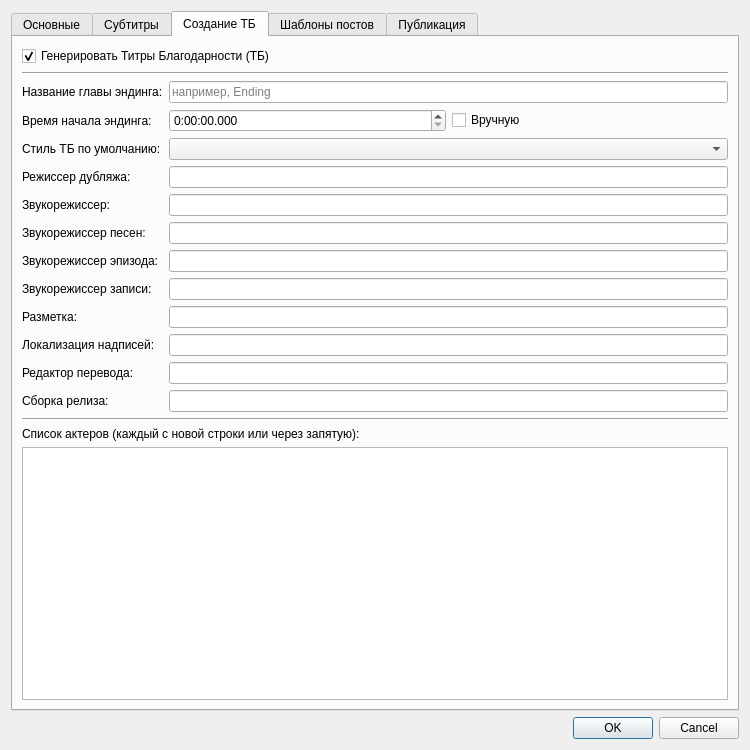
Qt form ui/templateeditor.ui (IceHoles/DubbingTool) before a commit.
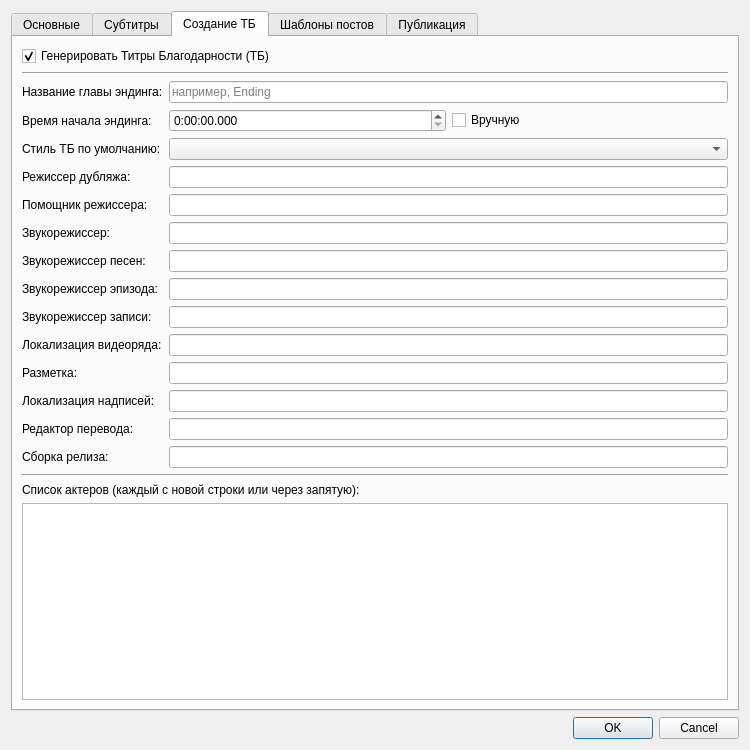
The same form after that commit. The open tabs and pages were chosen to show the change.

Commit message: feat: add smart concat render, file logging, and new TB fields (assistant director, video localization)

```diff
--- a/ui/templateeditor.ui
+++ b/ui/templateeditor.ui
@@ -414,83 +414,103 @@
           <widget class="QLineEdit" name="directorEdit"/>
          </item>
          <item row="4" column="0">
+          <widget class="QLabel" name="label_assistant_director">
+           <property name="text">
+            <string>Помощник режиссера:</string>
+           </property>
+          </widget>
+         </item>
+         <item row="4" column="1">
+          <widget class="QLineEdit" name="assistantDirectorEdit"/>
+         </item>
+         <item row="5" column="0">
           <widget class="QLabel" name="label_13">
            <property name="text">
             <string>Звукорежиссер:</string>
            </property>
           </widget>
          </item>
-         <item row="4" column="1">
+         <item row="5" column="1">
           <widget class="QLineEdit" name="soundEngineerEdit"/>
          </item>
-         <item row="5" column="0">
+         <item row="6" column="0">
           <widget class="QLabel" name="label_16">
            <property name="text">
             <string>Звукорежиссер песен:</string>
            </property>
           </widget>
          </item>
-         <item row="5" column="1">
+         <item row="6" column="1">
           <widget class="QLineEdit" name="songsSoundEngineerEdit"/>
          </item>
-         <item row="6" column="0">
+         <item row="7" column="0">
           <widget class="QLabel" name="label_26">
            <property name="text">
             <string>Звукорежиссер эпизода:</string>
            </property>
           </widget>
          </item>
-         <item row="6" column="1">
+         <item row="7" column="1">
           <widget class="QLineEdit" name="episodeSoundEngineerEdit"/>
          </item>
-         <item row="7" column="0">
+         <item row="8" column="0">
           <widget class="QLabel" name="label_27">
            <property name="text">
             <string>Звукорежиссер записи:</string>
            </property>
           </widget>
          </item>
-         <item row="7" column="1">
+         <item row="8" column="1">
           <widget class="QLineEdit" name="recordingSoundEngineerEdit"/>
          </item>
-         <item row="8" column="0">
+         <item row="9" column="0">
+          <widget class="QLabel" name="label_video_localization">
+           <property name="text">
+            <string>Локализация видеоряда:</string>
+           </property>
+          </widget>
+         </item>
+         <item row="9" column="1">
+          <widget class="QLineEdit" name="videoLocalizationAuthorEdit"/>
+         </item>
+         <item row="10" column="0">
           <widget class="QLabel" name="label_14">
            <property name="text">
             <string>Разметка:</string>
            </property>
           </widget>
          </item>
-         <item row="8" column="1">
+         <item row="10" column="1">
           <widget class="QLineEdit" name="timingAuthorEdit"/>
          </item>
-         <item row="9" column="0">
+         <item row="11" column="0">
           <widget class="QLabel" name="label_signs_author">
            <property name="text">
             <string>Локализация надписей:</string>
            </property>
           </widget>
          </item>
-         <item row="9" column="1">
+         <item row="11" column="1">
           <widget class="QLineEdit" name="signsAuthorEdit"/>
          </item>
-         <item row="10" column="0">
+         <item row="12" column="0">
           <widget class="QLabel" name="label_translation_editor">
            <property name="text">
             <string>Редактор перевода:</string>
            </property>
           </widget>
          </item>
-         <item row="10" column="1">
+         <item row="12" column="1">
           <widget class="QLineEdit" name="translationEditorEdit"/>
          </item>
-         <item row="11" column="0">
+         <item row="13" column="0">
           <widget class="QLabel" name="label_15">
            <property name="text">
             <string>Сборка релиза:</string>
            </property>
           </widget>
          </item>
-         <item row="11" column="1">
+         <item row="13" column="1">
           <widget class="QLineEdit" name="releaseBuilderEdit"/>
          </item>
         </layout>
```
Left out of the diff: 10 changed lines with no effect on the pictures. The commit also changes 8 other files.
